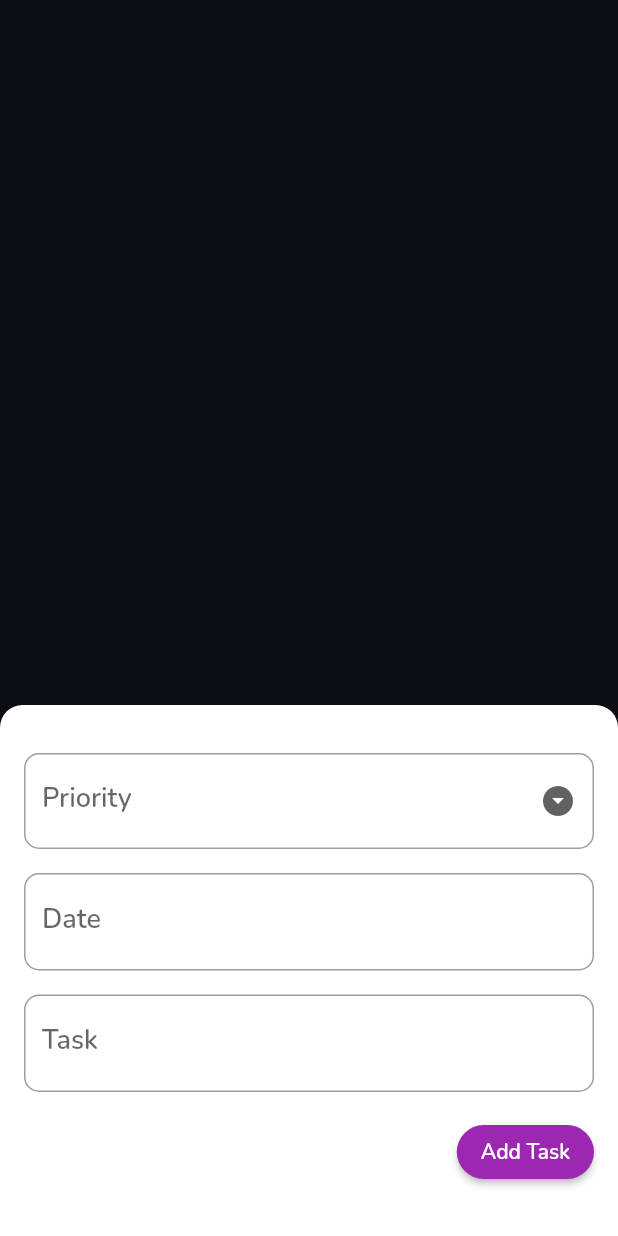
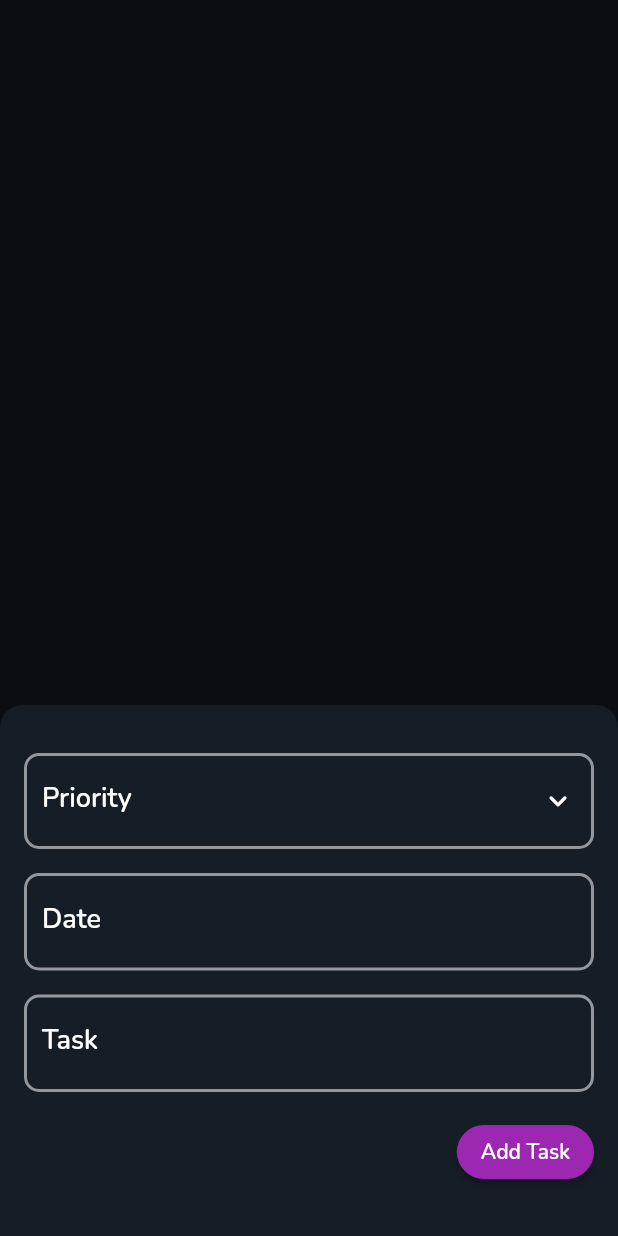
Before and after one commit to xybercommander/hive-todo-app, a Flutter app: the screen it shows after launch, after a tap on the "add" icon, on a phone screen of 412 x 824 dp. Run offline on Flutter 3.47's test engine with Material 2 defaults, Android fonts, the light colour scheme and no system bars; our stand-ins replace hive, hive_flutter, lottie, page_transition; accounts and stored records are empty.

Commit message:
Finished UI

```diff
--- a/lib/views/home_page.dart
+++ b/lib/views/home_page.dart
@@ -13,8 +13,6 @@ class HomePage extends StatefulWidget {
 }
 
 class _HomePageState extends State<HomePage> {
-
-  final box = Boxes.getTasks();
 
   TextEditingController _dateController = TextEditingController();
   TextEditingController _taskController = TextEditingController();
@@ -71,7 +69,7 @@ class _HomePageState extends State<HomePage> {
                           alignment: Alignment.centerLeft,
                           height: 100,
                           child: Text(
-                            'What\'s up!',
+                            'Your Tasks',
                             style: TextStyle(
                               color: Colors.white,
                               fontFamily: 'RobotoSlab',
@@ -85,21 +83,11 @@ class _HomePageState extends State<HomePage> {
                           children: [
                             Card(
                               elevation: 0,
-                              shape: RoundedRectangleBorder(
-                                borderRadius: BorderRadius.circular(20)
-                              ),
+                              shape: RoundedRectangleBorder(borderRadius: BorderRadius.circular(20)),
                               color: Color(0xff212c3c),
                               child: Padding(
-                                padding: const EdgeInsets.only(right: 16),
+                                padding: const EdgeInsets.symmetric(horizontal: 0),
                                 child: ExpansionTile(
-                                  tilePadding: EdgeInsets.all(4),
-                                  leading: Checkbox(
-                                    value: false,
-                                    onChanged: (value) {
-                                      value = true;
-                                    },
-                                    shape: CircleBorder(),
-                                  ),
                                   title: Text(
                                     tasks[index - 1].task,
                                     style: TextStyle(
@@ -108,10 +96,36 @@ class _HomePageState extends State<HomePage> {
                                       color: Colors.white
                                     ),
                                   ),
-                                  subtitle: Text(tasks[index - 1].date, style: TextStyle(
-                                    fontFamily: 'Nunito-SemiBold',
-                                    color: Colors.white,
-                                  ),),
+                                  subtitle: Row(
+                                    children: [
+                                      Text(tasks[index - 1].date, style: TextStyle(
+                                        fontSize: 12,
+                                        fontFamily: 'Nunito-SemiBold',
+                                        color: Colors.white,
+                                      ),),
+                                      SizedBox(width: 12,),
+                                      Text(
+                                        'Priority: ',
+                                        style: TextStyle(
+                                          fontSize: 12,
+                                          fontFamily: 'Nunito-SemiBold',
+                                          color: Colors.white,
+                                        ),
+                                      ),
+                                      Text(
+                                        tasks[index - 1].priority,
+                                        style: TextStyle(
+                                          fontSize: 12,
+                                          fontFamily: 'Nunito-SemiBold',
+                                          color: tasks[index - 1].priority == 'High'
+                                              ? Colors.red
+                                              : tasks[index - 1].priority == 'Medium'
+                                                  ? Colors.amber
+                                                  : Colors.greenAccent,
+                                        ),
+                                      )
+                                    ],
+                                  ),
                                   collapsedIconColor: Colors.white,
                                   children: [
                                     Row(
@@ -154,6 +168,8 @@ class _HomePageState extends State<HomePage> {
 
   //----------- HIVE FUNCTIONS -----------//
 
+  final box = Boxes.getTasks();
+
   void addTask() {
     final task = Task()
           ..priority = _priority
@@ -165,6 +181,7 @@ class _HomePageState extends State<HomePage> {
     _priority = '';
     _dateController.text = '';
     _taskController.text = '';
+    Navigator.pop(context);
   }
 
   void updateTask(Task task) {
@@ -173,6 +190,7 @@ class _HomePageState extends State<HomePage> {
     task.task = _taskController.text;
 
     task.save();
+    Navigator.pop(context);
   }
 
   void openExistingTask(Task task) {
@@ -207,7 +225,7 @@ class _HomePageState extends State<HomePage> {
         builder: (builder){
           return Container(
             decoration: BoxDecoration(
-              color: Colors.white,
+              color: Color(0xff151d27),
               borderRadius: BorderRadius.vertical(top: Radius.circular(15.0))
             ),
             padding: MediaQuery.of(context).viewInsets,
@@ -219,16 +237,21 @@ class _HomePageState extends State<HomePage> {
                 children: [
                   SizedBox(height: 32,),
                   DropdownButtonFormField(
-                    dropdownColor: Colors.white,
+                    dropdownColor: Colors.blueGrey[800],
                     isDense: true,
-                    icon: Icon(Icons.arrow_drop_down_circle),
-                    style: TextStyle(fontSize: 18, fontFamily: 'Nunito-SemiBold',),
+                    icon: Icon(Icons.keyboard_arrow_down_rounded, color: Colors.white,),
+                    style: TextStyle(fontSize: 18, fontFamily: 'Nunito-SemiBold', color: Colors.white,),
                     decoration: InputDecoration(
                       labelText: task.task == '' ? 'Priority' : task.priority,
-                      labelStyle: TextStyle(fontSize: 18, fontFamily: 'Nunito-SemiBold',),
+                      labelStyle: TextStyle(fontSize: 18, fontFamily: 'Nunito-SemiBold', color: Colors.white,),
                       border: OutlineInputBorder(
-                        borderRadius: BorderRadius.circular(10)
-                      )
+                        borderSide: BorderSide(color: Colors.white54, width: 2),
+                        borderRadius: BorderRadius.circular(10),
+                      ),
+                      enabledBorder: OutlineInputBorder(
+                        borderSide: BorderSide(color: Colors.white54, width: 2),
+                        borderRadius: BorderRadius.circular(10),
+                      ),
                     ),
                     items: _priorities.map((String priority) {
                       return DropdownMenuItem(
@@ -236,8 +259,8 @@ class _HomePageState extends State<HomePage> {
                         child: Text(
                           priority,
                           style: TextStyle(
-                            color: Colors.black,
-                            fontSize: 18
+                            color: Colors.white,
+                            fontSize: 18,
                           ),
                         ),
                       );
@@ -254,26 +277,36 @@ class _HomePageState extends State<HomePage> {
                     controller: _dateController,
                     readOnly: true,
                     // initialValue: ,
-                    style: TextStyle(fontSize: 18, fontFamily: 'Nunito-SemiBold',),
+                    style: TextStyle(fontSize: 18, fontFamily: 'Nunito-SemiBold', color: Colors.white,),
                     decoration: InputDecoration(
                       labelText: 'Date',
-                      labelStyle: TextStyle(fontSize: 18, fontFamily: 'Nunito-SemiBold',),
+                      labelStyle: TextStyle(fontSize: 18, fontFamily: 'Nunito-SemiBold', color: Colors.white,),
                       border: OutlineInputBorder(
-                        borderRadius: BorderRadius.circular(10)
-                      )
+                        borderSide: BorderSide(color: Colors.white54, width: 2),
+                        borderRadius: BorderRadius.circular(10),
+                      ),
+                      enabledBorder: OutlineInputBorder(
+                        borderSide: BorderSide(color: Colors.white54, width: 2),
+                        borderRadius: BorderRadius.circular(10),
+                      ),
                     ),
                   ),
                   SizedBox(height: 16,),
                   TextFormField(
                     controller: _taskController,
-                    style: TextStyle(fontSize: 18, fontFamily: 'Nunito-SemiBold',),
+                    style: TextStyle(fontSize: 18, fontFamily: 'Nunito-SemiBold', color: Colors.white,),
                     // initialValue: task.task,
                     decoration: InputDecoration(
                       labelText: 'Task',
-                      labelStyle: TextStyle(fontSize: 18, fontFamily: 'Nunito-SemiBold',),
+                      labelStyle: TextStyle(fontSize: 18, fontFamily: 'Nunito-SemiBold', color: Colors.white,),
                       border: OutlineInputBorder(
-                        borderRadius: BorderRadius.circular(10)
-                      )
+                        borderSide: BorderSide(color: Colors.white54, width: 2),
+                        borderRadius: BorderRadius.circular(10),
+                      ),
+                      enabledBorder: OutlineInputBorder(
+                        borderSide: BorderSide(color: Colors.white54, width: 2),
+                        borderRadius: BorderRadius.circular(10),
+                      ),
                     ),
                   ),
                   SizedBox(height: 16,),
```
